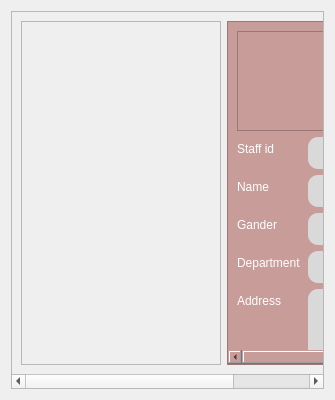
The window that application/staff/view_staff.ui (SeneshNV/XYZ-Hotel-Management) describes before a commit, drawn with Qt 5.
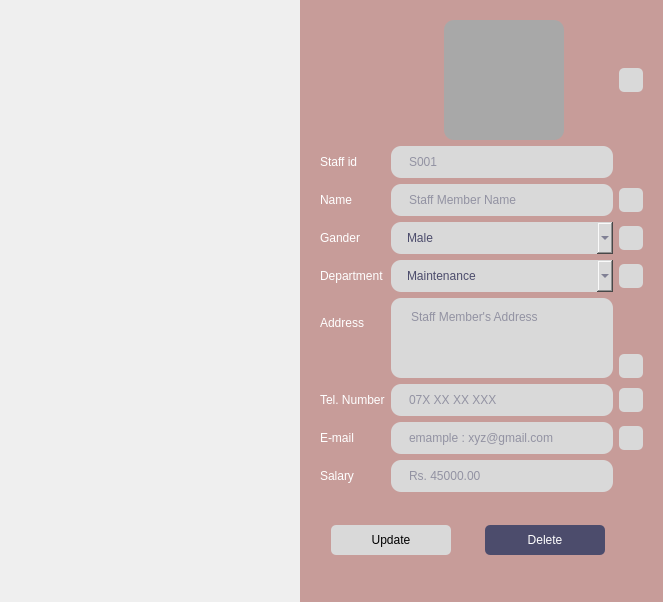
The same window after the commit. Icons and pictures are not drawn.

Commit message: mgt staff finish

Patch:
```diff
--- a/application/staff/view_staff.ui
+++ b/application/staff/view_staff.ui
@@ -6,8 +6,8 @@
    <rect>
     <x>0</x>
     <y>0</y>
-    <width>335</width>
-    <height>400</height>
+    <width>663</width>
+    <height>602</height>
    </rect>
   </property>
   <property name="minimumSize">
@@ -20,8 +20,23 @@
    <string>view_staff</string>
   </property>
   <layout class="QHBoxLayout" name="horizontalLayout">
+   <property name="leftMargin">
+    <number>0</number>
+   </property>
+   <property name="topMargin">
+    <number>0</number>
+   </property>
+   <property name="rightMargin">
+    <number>0</number>
+   </property>
+   <property name="bottomMargin">
+    <number>0</number>
+   </property>
    <item>
     <widget class="QScrollArea" name="display_mgt_package_2">
+     <property name="styleSheet">
+      <string notr="true">border:none;</string>
+     </property>
      <property name="widgetResizable">
       <bool>true</bool>
      </property>
@@ -30,16 +45,31 @@
        <rect>
         <x>0</x>
         <y>0</y>
-        <width>424</width>
-        <height>363</height>
+        <width>663</width>
+        <height>602</height>
        </rect>
       </property>
       <layout class="QHBoxLayout" name="horizontalLayout_9">
+       <property name="spacing">
+        <number>0</number>
+       </property>
+       <property name="leftMargin">
+        <number>0</number>
+       </property>
+       <property name="topMargin">
+        <number>0</number>
+       </property>
+       <property name="rightMargin">
+        <number>0</number>
+       </property>
+       <property name="bottomMargin">
+        <number>0</number>
+       </property>
        <item>
         <widget class="QScrollArea" name="staff_member_list">
          <property name="minimumSize">
           <size>
-           <width>200</width>
+           <width>300</width>
            <height>0</height>
           </size>
          </property>
@@ -51,8 +81,8 @@
            <rect>
             <x>0</x>
             <y>0</y>
-            <width>198</width>
-            <height>343</height>
+            <width>300</width>
+            <height>602</height>
            </rect>
           </property>
          </widget>
@@ -73,6 +103,12 @@
 background-color: rgb(199, 156, 153);
 </string>
          </property>
+         <property name="frameShape">
+          <enum>QFrame::NoFrame</enum>
+         </property>
+         <property name="lineWidth">
+          <number>0</number>
+         </property>
          <property name="widgetResizable">
           <bool>true</bool>
          </property>
@@ -81,11 +117,26 @@
            <rect>
             <x>0</x>
             <y>0</y>
-            <width>302</width>
-            <height>537</height>
+            <width>363</width>
+            <height>602</height>
            </rect>
           </property>
-          <layout class="QVBoxLayout" name="verticalLayout_15">
+          <property name="styleSheet">
+           <string notr="true">border-radius:10px;</string>
+          </property>
+          <layout class="QVBoxLayout" name="verticalLayout">
+           <property name="leftMargin">
+            <number>20</number>
+           </property>
+           <property name="topMargin">
+            <number>20</number>
+           </property>
+           <property name="rightMargin">
+            <number>20</number>
+           </property>
+           <property name="bottomMargin">
+            <number>20</number>
+           </property>
            <item>
             <widget class="QFrame" name="frame_18">
              <property name="frameShape">
@@ -94,7 +145,22 @@
              <property name="frameShadow">
               <enum>QFrame::Raised</enum>
              </property>
-             <layout class="QHBoxLayout" name="horizontalLayout_10">
+             <layout class="QHBoxLayout" name="horizontalLayout_2">
+              <property name="spacing">
+               <number>0</number>
+              </property>
+              <property name="leftMargin">
+               <number>0</number>
+              </property>
+              <property name="topMargin">
+               <number>0</number>
+              </property>
+              <property name="rightMargin">
+               <number>0</number>
+              </property>
+              <property name="bottomMargin">
+               <number>0</number>
+              </property>
               <item>
                <spacer name="horizontalSpacer_7">
                 <property name="orientation">
@@ -112,8 +178,8 @@
                <widget class="QLabel" name="staff_member_pp">
                 <property name="minimumSize">
                  <size>
-                  <width>80</width>
-                  <height>80</height>
+                  <width>120</width>
+                  <height>120</height>
                  </size>
                 </property>
                 <property name="styleSheet">
@@ -137,11 +203,63 @@
                 </property>
                </spacer>
               </item>
+              <item>
+               <widget class="QPushButton" name="pp_edit">
+                <property name="minimumSize">
+                 <size>
+                  <width>24</width>
+                  <height>24</height>
+                 </size>
+                </property>
+                <property name="maximumSize">
+                 <size>
+                  <width>24</width>
+                  <height>24</height>
+                 </size>
+                </property>
+                <property name="cursor">
+                 <cursorShape>PointingHandCursor</cursorShape>
+                </property>
+                <property name="toolTip">
+                 <string>Edit</string>
+                </property>
+                <property name="styleSheet">
+                 <string notr="true">/* Default button style */
+QPushButton {
+    background-color: #D9D9D9;
+	font: 10pt &quot;SF Pro Display&quot;;
+    color: #00000;
+    border: none;
+    border-radius: 5px;
+    padding: 8px 16px; 
+
+}
+
+/* Button style when pressed */
+QPushButton:pressed {
+    background-color: #AE544F;
+ 	color: #FFFFFF;
+}
+
+QPushButton:checked {
+	background-color: #AE544F;
+ 	color: #FFFFFF;
+}</string>
+                </property>
+                <property name="text">
+                 <string/>
+                </property>
+                <property name="icon">
+                 <iconset resource="../../icon.qrc">
+                  <normaloff>:/newPrefix/icon/edit.svg</normaloff>:/newPrefix/icon/edit.svg</iconset>
+                </property>
+               </widget>
+              </item>
              </layout>
             </widget>
            </item>
            <item>
-            <layout class="QFormLayout" name="formLayout_2">
+            <layout class="QGridLayout" name="gridLayout">
              <item row="0" column="0">
               <widget class="QLabel" name="label_21">
                <property name="styleSheet">
@@ -166,6 +284,9 @@
 	text-align: left;
 }</string>
                </property>
+               <property name="readOnly">
+                <bool>true</bool>
+               </property>
                <property name="placeholderText">
                 <string>S001</string>
                </property>
@@ -195,9 +316,68 @@
 	text-align: left;
 }</string>
                </property>
+               <property name="readOnly">
+                <bool>true</bool>
+               </property>
                <property name="placeholderText">
                 <string>Staff Member Name</string>
                </property>
+               <property name="clearButtonEnabled">
+                <bool>false</bool>
+               </property>
+              </widget>
+             </item>
+             <item row="1" column="2">
+              <widget class="QPushButton" name="name_edit">
+               <property name="minimumSize">
+                <size>
+                 <width>24</width>
+                 <height>24</height>
+                </size>
+               </property>
+               <property name="maximumSize">
+                <size>
+                 <width>24</width>
+                 <height>24</height>
+                </size>
+               </property>
+               <property name="cursor">
+                <cursorShape>PointingHandCursor</cursorShape>
+               </property>
+               <property name="toolTip">
+                <string>Edit</string>
+               </property>
+               <property name="styleSheet">
+                <string notr="true">/* Default button style */
+QPushButton {
+    background-color: #D9D9D9;
+	font: 10pt &quot;SF Pro Display&quot;;
+    color: #00000;
+    border: none;
+    border-radius: 5px;
+    padding: 8px 16px; 
+
+}
+
+
+/* Button style when pressed */
+QPushButton:pressed {
+    background-color: #AE544F;
+ 	color: #FFFFFF;
+}
+
+QPushButton:checked {
+	background-color: #AE544F;
+ 	color: #FFFFFF;
+}</string>
+               </property>
+               <property name="text">
+                <string/>
+               </property>
+               <property name="icon">
+                <iconset resource="../../icon.qrc">
+                 <normaloff>:/newPrefix/icon/edit.svg</normaloff>:/newPrefix/icon/edit.svg</iconset>
+               </property>
               </widget>
              </item>
              <item row="2" column="0">
@@ -211,6 +391,60 @@
                </property>
               </widget>
              </item>
+             <item row="2" column="2">
+              <widget class="QPushButton" name="gender_edit">
+               <property name="minimumSize">
+                <size>
+                 <width>24</width>
+                 <height>24</height>
+                </size>
+               </property>
+               <property name="maximumSize">
+                <size>
+                 <width>24</width>
+                 <height>24</height>
+                </size>
+               </property>
+               <property name="cursor">
+                <cursorShape>PointingHandCursor</cursorShape>
+               </property>
+               <property name="toolTip">
+                <string>Edit</string>
+               </property>
+               <property name="styleSheet">
+                <string notr="true">/* Default button style */
+QPushButton {
+    background-color: #D9D9D9;
+	font: 10pt &quot;SF Pro Display&quot;;
+    color: #00000;
+    border: none;
+    border-radius: 5px;
+    padding: 8px 16px; 
+
+}
+
+
+
+/* Button style when pressed */
+QPushButton:pressed {
+    background-color: #AE544F;
+ 	color: #FFFFFF;
+}
+
+QPushButton:checked {
+	background-color: #AE544F;
+ 	color: #FFFFFF;
+}</string>
+               </property>
+               <property name="text">
+                <string/>
+               </property>
+               <property name="icon">
+                <iconset resource="../../icon.qrc">
+                 <normaloff>:/newPrefix/icon/edit.svg</normaloff>:/newPrefix/icon/edit.svg</iconset>
+               </property>
+              </widget>
+             </item>
              <item row="3" column="0">
               <widget class="QLabel" name="label_20">
                <property name="styleSheet">
@@ -222,6 +456,60 @@
                </property>
               </widget>
              </item>
+             <item row="3" column="2">
+              <widget class="QPushButton" name="dep_edit">
+               <property name="minimumSize">
+                <size>
+                 <width>24</width>
+                 <height>24</height>
+                </size>
+               </property>
+               <property name="maximumSize">
+                <size>
+                 <width>24</width>
+                 <height>24</height>
+                </size>
+               </property>
+               <property name="cursor">
+                <cursorShape>PointingHandCursor</cursorShape>
+               </property>
+               <property name="toolTip">
+                <string>Edit</string>
+               </property>
+               <property name="styleSheet">
+                <string notr="true">/* Default button style */
+QPushButton {
+    background-color: #D9D9D9;
+	font: 10pt &quot;SF Pro Display&quot;;
+    color: #00000;
+    border: none;
+    border-radius: 5px;
+    padding: 8px 16px; 
+
+}
+
+
+
+/* Button style when pressed */
+QPushButton:pressed {
+    background-color: #AE544F;
+ 	color: #FFFFFF;
+}
+
+QPushButton:checked {
+	background-color: #AE544F;
+ 	color: #FFFFFF;
+}</string>
+               </property>
+               <property name="text">
+                <string/>
+               </property>
+               <property name="icon">
+                <iconset resource="../../icon.qrc">
+                 <normaloff>:/newPrefix/icon/edit.svg</normaloff>:/newPrefix/icon/edit.svg</iconset>
+               </property>
+              </widget>
+             </item>
              <item row="4" column="0">
               <widget class="QLabel" name="label_24">
                <property name="styleSheet">
@@ -233,7 +521,7 @@
                </property>
               </widget>
              </item>
-             <item row="4" column="1">
+             <item row="4" column="1" rowspan="2">
               <widget class="QTextEdit" name="view_s_address">
                <property name="maximumSize">
                 <size>
@@ -252,12 +540,69 @@
 	text-align: left;
 }</string>
                </property>
+               <property name="readOnly">
+                <bool>true</bool>
+               </property>
                <property name="placeholderText">
                 <string>Staff Member's Address</string>
                </property>
               </widget>
              </item>
-             <item row="5" column="0">
+             <item row="5" column="2">
+              <widget class="QPushButton" name="address_edit">
+               <property name="minimumSize">
+                <size>
+                 <width>24</width>
+                 <height>24</height>
+                </size>
+               </property>
+               <property name="maximumSize">
+                <size>
+                 <width>24</width>
+                 <height>24</height>
+                </size>
+               </property>
+               <property name="cursor">
+                <cursorShape>PointingHandCursor</cursorShape>
+               </property>
+               <property name="toolTip">
+                <string>Edit</string>
+               </property>
+               <property name="styleSheet">
+                <string notr="true">/* Default button style */
+QPushButton {
+    background-color: #D9D9D9;
+	font: 10pt &quot;SF Pro Display&quot;;
+    color: #00000;
+    border: none;
+    border-radius: 5px;
+    padding: 8px 16px; 
+
+}
+
+
+
+/* Button style when pressed */
+QPushButton:pressed {
+    background-color: #AE544F;
+ 	color: #FFFFFF;
+}
+
+QPushButton:checked {
+	background-color: #AE544F;
+ 	color: #FFFFFF;
+}</string>
+               </property>
+               <property name="text">
+                <string/>
+               </property>
+               <property name="icon">
+                <iconset resource="../../icon.qrc">
+                 <normaloff>:/newPrefix/icon/edit.svg</normaloff>:/newPrefix/icon/edit.svg</iconset>
+               </property>
+              </widget>
+             </item>
+             <item row="6" column="0">
               <widget class="QLabel" name="label_25">
                <property name="styleSheet">
                 <string notr="true">font: 700 10pt &quot;SF Pro Display&quot;;
@@ -268,7 +613,7 @@
                </property>
               </widget>
              </item>
-             <item row="5" column="1">
+             <item row="6" column="1">
               <widget class="QLineEdit" name="view_s_tel">
                <property name="styleSheet">
                 <string notr="true">QLineEdit{
@@ -281,12 +626,67 @@
 	text-align: left;
 }</string>
                </property>
+               <property name="readOnly">
+                <bool>true</bool>
+               </property>
                <property name="placeholderText">
                 <string>07X XX XX XXX</string>
                </property>
               </widget>
              </item>
-             <item row="6" column="0">
+             <item row="6" column="2">
+              <widget class="QPushButton" name="tel_edit">
+               <property name="minimumSize">
+                <size>
+                 <width>24</width>
+                 <height>24</height>
+                </size>
+               </property>
+               <property name="maximumSize">
+                <size>
+                 <width>24</width>
+                 <height>24</height>
+                </size>
+               </property>
+               <property name="cursor">
+                <cursorShape>PointingHandCursor</cursorShape>
+               </property>
+               <property name="toolTip">
+                <string>Edit</string>
+               </property>
+               <property name="styleSheet">
+                <string notr="true">/* Default button style */
+QPushButton {
+    background-color: #D9D9D9;
+	font: 10pt &quot;SF Pro Display&quot;;
+    color: #00000;
+    border: none;
+    border-radius: 5px;
+    padding: 8px 16px; 
+
+}
+
+/* Button style when pressed */
+QPushButton:pressed {
+    background-color: #AE544F;
+ 	color: #FFFFFF;
+}
+
+QPushButton:checked {
+	background-color: #AE544F;
+ 	color: #FFFFFF;
+}</string>
+               </property>
+               <property name="text">
+                <string/>
+               </property>
+               <property name="icon">
+                <iconset resource="../../icon.qrc">
+                 <normaloff>:/newPrefix/icon/edit.svg</normaloff>:/newPrefix/icon/edit.svg</iconset>
+               </property>
+              </widget>
+             </item>
+             <item row="7" column="0">
               <widget class="QLabel" name="label_26">
                <property name="styleSheet">
                 <string notr="true">font: 700 10pt &quot;SF Pro Display&quot;;
@@ -297,7 +697,7 @@
                </property>
               </widget>
              </item>
-             <item row="6" column="1">
+             <item row="7" column="1">
               <widget class="QLineEdit" name="view_s_email">
                <property name="styleSheet">
                 <string notr="true">QLineEdit{
@@ -310,12 +710,68 @@
 	text-align: left;
 }</string>
                </property>
+               <property name="readOnly">
+                <bool>true</bool>
+               </property>
                <property name="placeholderText">
                 <string>emample : xyz@gmail.com</string>
                </property>
               </widget>
              </item>
-             <item row="7" column="0">
+             <item row="7" column="2">
+              <widget class="QPushButton" name="email_edit">
+               <property name="minimumSize">
+                <size>
+                 <width>24</width>
+                 <height>24</height>
+                </size>
+               </property>
+               <property name="maximumSize">
+                <size>
+                 <width>24</width>
+                 <height>24</height>
+                </size>
+               </property>
+               <property name="cursor">
+                <cursorShape>PointingHandCursor</cursorShape>
+               </property>
+               <property name="toolTip">
+                <string>Edit</string>
+               </property>
+               <property name="styleSheet">
+                <string notr="true">/* Default button style */
+QPushButton {
+    background-color: #D9D9D9;
+	font: 10pt &quot;SF Pro Display&quot;;
+    color: #00000;
+    border: none;
+    border-radius: 5px;
+    padding: 8px 16px; 
+
+}
+
+
+/* Button style when pressed */
+QPushButton:pressed {
+    background-color: #AE544F;
+ 	color: #FFFFFF;
+}
+
+QPushButton:checked {
+	background-color: #AE544F;
+ 	color: #FFFFFF;
+}</string>
+               </property>
+               <property name="text">
+                <string/>
+               </property>
+               <property name="icon">
+                <iconset resource="../../icon.qrc">
+                 <normaloff>:/newPrefix/icon/edit.svg</normaloff>:/newPrefix/icon/edit.svg</iconset>
+               </property>
+              </widget>
+             </item>
+             <item row="8" column="0">
               <widget class="QLabel" name="label_27">
                <property name="styleSheet">
                 <string notr="true">font: 700 10pt &quot;SF Pro Display&quot;;
@@ -326,7 +782,7 @@
                </property>
               </widget>
              </item>
-             <item row="7" column="1">
+             <item row="8" column="1">
               <widget class="QLineEdit" name="view_s_salary">
                <property name="styleSheet">
                 <string notr="true">QLineEdit{
@@ -339,15 +795,18 @@
 	text-align: left;
 }</string>
                </property>
+               <property name="readOnly">
+                <bool>true</bool>
+               </property>
                <property name="placeholderText">
                 <string>Rs. 45000.00</string>
                </property>
               </widget>
              </item>
              <item row="2" column="1">
-              <widget class="QLineEdit" name="view_s_gender">
+              <widget class="QComboBox" name="view_s_gender">
                <property name="styleSheet">
-                <string notr="true">QLineEdit{
+                <string notr="true">QComboBox{
     background-color: #D9D9D9;
 	font: 10pt &quot;SF Pro Display&quot;;
     color: #4C4C6C;
@@ -357,15 +816,22 @@
 	text-align: left;
 }</string>
                </property>
-               <property name="placeholderText">
-                <string>example : Male</string>
-               </property>
+               <item>
+                <property name="text">
+                 <string>Male</string>
+                </property>
+               </item>
+               <item>
+                <property name="text">
+                 <string>Female</string>
+                </property>
+               </item>
               </widget>
              </item>
              <item row="3" column="1">
-              <widget class="QLineEdit" name="view_s_department">
+              <widget class="QComboBox" name="view_s_department">
                <property name="styleSheet">
-                <string notr="true">QLineEdit{
+                <string notr="true">QComboBox{
     background-color: #D9D9D9;
 	font: 10pt &quot;SF Pro Display&quot;;
     color: #4C4C6C;
@@ -375,9 +841,26 @@
 	text-align: left;
 }</string>
                </property>
-               <property name="placeholderText">
-                <string>example : Maintenance</string>
-               </property>
+               <item>
+                <property name="text">
+                 <string>Maintenance</string>
+                </property>
+               </item>
+               <item>
+                <property name="text">
+                 <string>Kitchen</string>
+                </property>
+               </item>
+               <item>
+                <property name="text">
+                 <string>Housekeeping</string>
+                </property>
+               </item>
+               <item>
+                <property name="text">
+                 <string>Banquets</string>
+                </property>
+               </item>
               </widget>
              </item>
             </layout>
```
Left out of the diff: 10 changed lines with no effect on the pictures. The commit also changes 44 other files.
